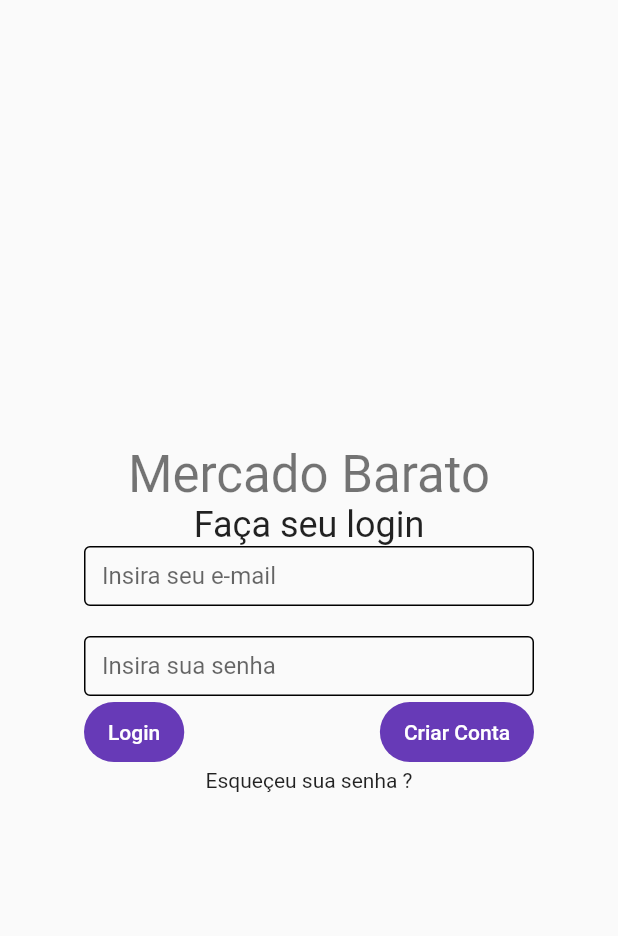
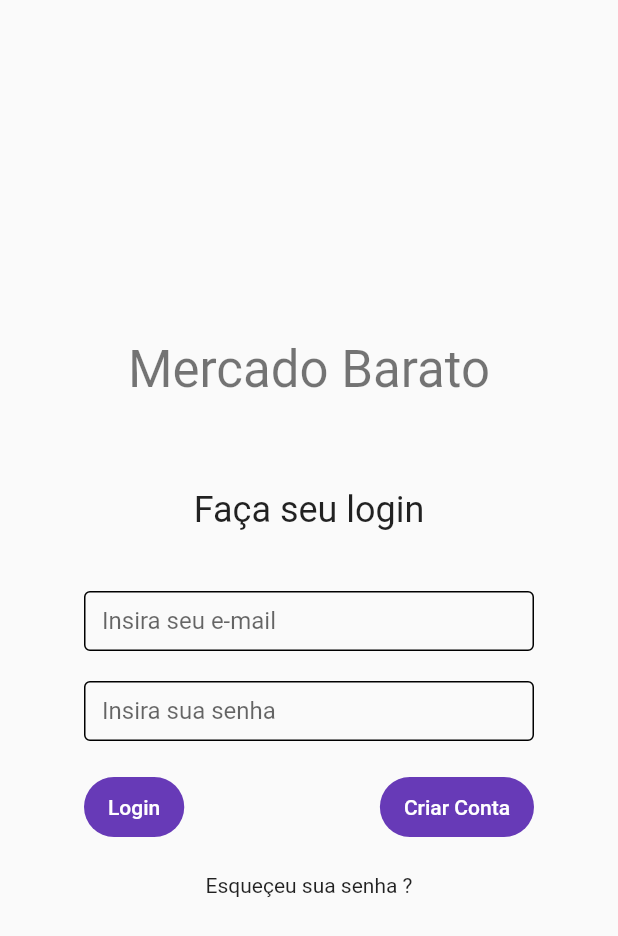
Before and after one commit to izaque93/mercado_barato, a Flutter app: the screen it shows after launch, on a phone screen of 412 x 824 dp. Shown: the top 936 px of the screen. Run offline on Flutter 3.47's test engine with Material 2 defaults, Android fonts, the phone set to English and light mode, and no system bars.

Commit message:
changes in login design

```diff
--- a/lib/main.dart
+++ b/lib/main.dart
@@ -43,15 +43,23 @@ class _LoginPageState extends State<LoginPage> {
             child: Column(
               mainAxisAlignment: MainAxisAlignment.center,
               children: <Widget>[
-                Text(
+                Padding(
+                  padding: const EdgeInsets.only(bottom: 60.0),
+                  child: Text(
                     'Mercado Barato',
                     style: Theme.of(context).textTheme.headlineMedium,
                   ),
-                Text(
+                ),
+                Padding(
+                  padding: const EdgeInsets.only(bottom: 40.0),
+                  child: Text(
                     'Faça seu login',
                     style: Theme.of(context).textTheme.headlineSmall,
                   ),
-                SizedBox(
+                ),
+                Padding(
+                  padding: const EdgeInsets.only(bottom: 20.0),
+                  child: SizedBox(
                     height: 40,
                     child: TextField(
                       keyboardType: TextInputType.emailAddress,
@@ -63,8 +71,9 @@ class _LoginPageState extends State<LoginPage> {
                       ),
                     ),
                   ),
+                ),
                 Padding(
-                  padding: const EdgeInsets.only(top: 20.0),
+                  padding: const EdgeInsets.only(bottom: 20.0),
                   child: SizedBox(
                     height: 40,
                     child: TextField(
@@ -81,7 +90,9 @@ class _LoginPageState extends State<LoginPage> {
                     ),
                   ),
                 ),
-                Row(
+                Padding(
+                  padding: const EdgeInsets.only(bottom: 20.0),
+                  child: Row(
                     mainAxisAlignment: MainAxisAlignment.spaceBetween,
                     children: [
                       FilledButton(
@@ -94,6 +105,7 @@ class _LoginPageState extends State<LoginPage> {
                       )
                     ],
                   ),
+                ),
                 Text("Esqueçeu sua senha ?")
               ],
             ),
```
Lines whose indentation alone changed are shown as unchanged.
